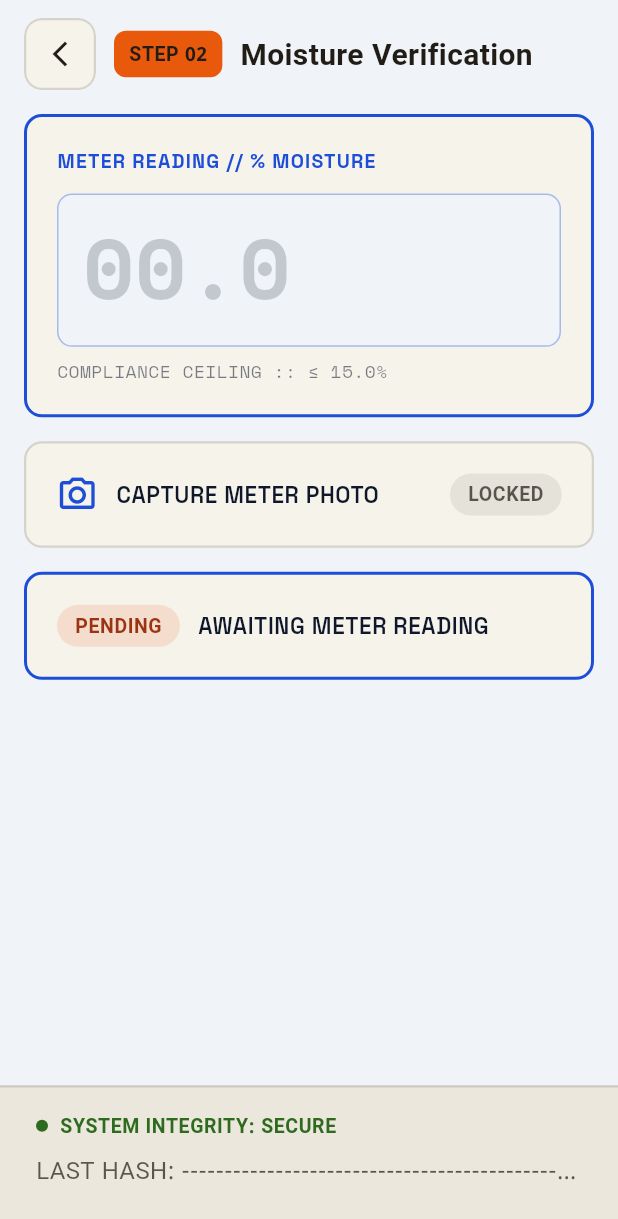
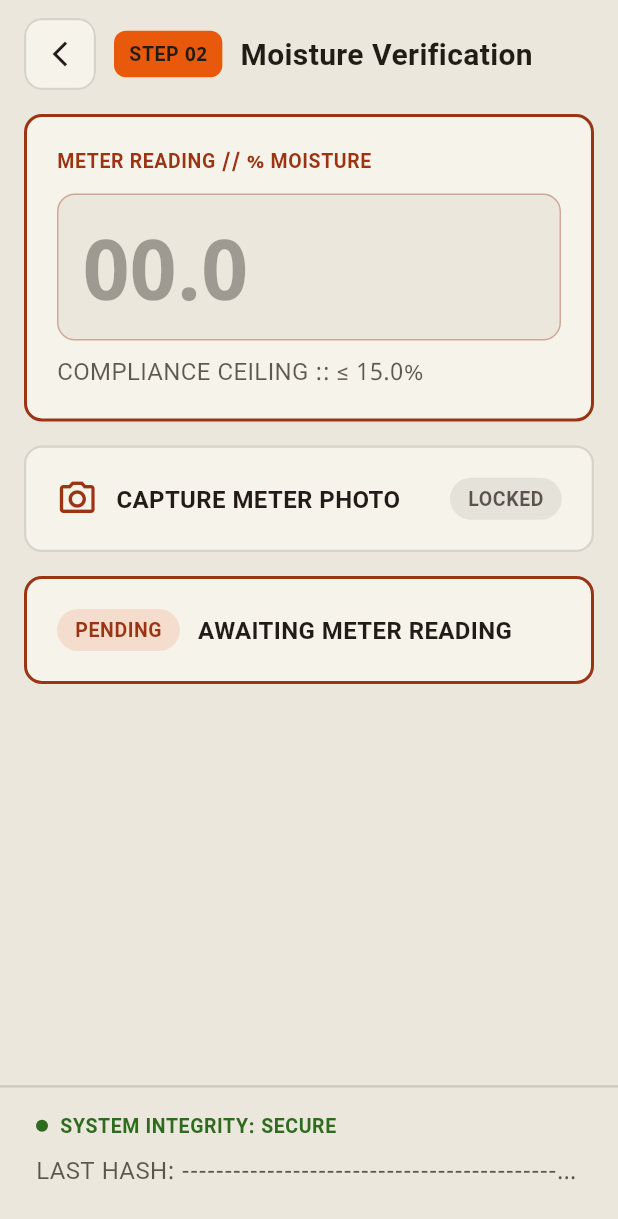
Before and after one commit to dhananjay1434/terrac, a Flutter app: the MoistureVerificationScreen screen opened directly, on a phone screen of 412 x 824 dp. Shown: the top 1219 px of the screen. Run offline on Flutter 3.47's test engine with Material 3 defaults, Android fonts, the phone set to English and light mode, and no system bars; our stand-ins replace camera, connectivity_plus, drift, flutter_riverpod, flutter_secure_storage, geolocator and 6 more; missing offline and left inert: cryptography, flutter_reactive_ble, freerasp, sqlcipher_flutter_libs, sqlite3 and 1 more; accounts and stored records are empty; generated files the repository leaves out were written again; statements that could not run were skipped; project files that could hold a hidden picture were left out.

Commit message:
feat(ui): migrate Moisture Verification (02) to India skin (T5 A2)
Paper surface; meter-reading input, status block, photo block, and severe-error
block all token-driven (compliant→success green, non-compliant→danger, pending→
orange accent). INITIATE PYROLYSIS is now a primary DmrvButton. Logic, semantic
identifiers (moisture-reading-input, capture-meter-photo-btn, moisture-status-
hud, moisture-error-message, initiate-pyrolysis-btn), and the persist/outbox
flow are unchanged. Gate: analyze 25/0, test 169/2.

Co-Authored-By: Claude Opus 4.8 (1M context) <noreply@anthropic.com>

```diff
--- a/lib/ui/screens/moisture_verification_screen.dart
+++ b/lib/ui/screens/moisture_verification_screen.dart
@@ -4,8 +4,9 @@ import 'package:flutter_riverpod/flutter_riverpod.dart';
 
 import '../../services/sync_queue_manager.dart';
 
-import '../design/app_theme.dart';
+import '../components/dmrv_button.dart';
 import '../design/premium_field_components.dart';
+import '../design/tokens.dart';
 import '../widgets/integrity_footer.dart';
 import '../../data/local/database_provider.dart';
 
@@ -18,7 +19,7 @@ import 'pyrolysis_screen.dart';
 import 'secure_camera_screen.dart';
 
 /// =============================================================================
-/// MoistureVerificationScreen
+/// MoistureVerificationScreen — India paper skin (tokens + Dmrv components)
 /// =============================================================================
 /// Workflow:
 ///   1. Operator types the meter reading.
@@ -26,8 +27,7 @@ import 'secure_camera_screen.dart';
 ///   3. Full-screen [SecureCameraScreen] opens, runs the anti-fraud pipeline,
 ///      and returns a [SecureCaptureResult].
 ///   4. We call [AppDatabase.insertBiomassSourcingWithOutbox], which atomically
-///      writes the BiomassSourcing row + a SyncOutbox event. The dashboard
-///      counter stream is wired to the outbox table and increments instantly.
+///      writes the BiomassSourcing row + a SyncOutbox event.
 ///   5. Once persisted, "INITIATE PYROLYSIS" renders.
 /// =============================================================================
 class MoistureVerificationScreen extends ConsumerStatefulWidget {
@@ -40,13 +40,6 @@ class MoistureVerificationScreen extends ConsumerStatefulWidget {
 
 class _MoistureVerificationScreenState
     extends ConsumerState<MoistureVerificationScreen> {
-  // ---------------------------------------------------------------------------
-  // Light-theme palette shared with sibling widgets in this file. Defined here
-  // so the visual rules ("Tactical Titanium") stay co-located with the screen.
-  // ---------------------------------------------------------------------------
-  static const Color _errorRed = Color(0xFFDC2626);
-  static const Color _errorRedSoftBg = Color(0xFFFEF2F2);
-
   late final TextEditingController _controller;
   bool _persisting = false;
   String? _persistError;
@@ -124,9 +117,6 @@ class _MoistureVerificationScreenState
       );
       ref.read(dashboardProvider.notifier).markBiomassVerified();
 
-      // The BiomassSourcing record natively contains the photo_path and uploads
-      // the media file automatically during the sync process.
-
       debugPrint(
         '[MoistureScreen] insertBiomassSourcingWithOutbox OK — '
         'sourcingUuid=$sourcingUuid batchUuid=$batchUuid '
@@ -142,11 +132,11 @@ class _MoistureVerificationScreenState
 
   @override
   Widget build(BuildContext context) {
+    final t = context.tokens;
     final s = ref.watch(moistureGateProvider);
     final notifier = ref.read(moistureGateProvider.notifier);
     final isNonCompliant = s.status == MoistureGateStatus.nonCompliant;
 
-    // Watch Drift for the presence of the photo evidence
     final hasEvidence = ref.watch(moistureEvidenceProvider).value ?? false;
     final canInitiatePyrolysis = s.isCompliant && hasEvidence;
     final String footerHash = hasEvidence
@@ -154,7 +144,7 @@ class _MoistureVerificationScreenState
         : '----------------------------------------------------------------';
 
     return Scaffold(
-      backgroundColor: AppTheme.tacticalTitanium,
+      backgroundColor: t.surface,
       body: SafeArea(
         bottom: false,
         child: Column(
@@ -166,7 +156,7 @@ class _MoistureVerificationScreenState
             ),
             Expanded(
               child: ListView(
-                padding: const EdgeInsets.fromLTRB(16, 4, 16, 16),
+                padding: EdgeInsets.fromLTRB(t.gapL, 4, t.gapL, t.gapL),
                 children: [
                   _MeterReadingBlock(
                     controller: _controller,
@@ -174,7 +164,7 @@ class _MoistureVerificationScreenState
                     status: s.status,
                     onChanged: notifier.updateReading,
                   ),
-                  const SizedBox(height: 16),
+                  SizedBox(height: t.gapL),
                   _PhotoBlock(
                     hasEvidence: hasEvidence,
                     persisting: _persisting,
@@ -182,37 +172,32 @@ class _MoistureVerificationScreenState
                     onTap: _launchSecureCapture,
                   ),
                   if (_persistError != null) ...[
-                    const SizedBox(height: 12),
+                    SizedBox(height: t.gapM),
                     Container(
-                      padding: const EdgeInsets.all(12),
+                      padding: EdgeInsets.all(t.gapM),
                       decoration: BoxDecoration(
-                        color: _errorRedSoftBg,
-                        borderRadius: BorderRadius.circular(12),
-                        border: Border.all(color: _errorRed, width: 1),
+                        color: t.dangerSurface,
+                        borderRadius: BorderRadius.circular(t.radiusM),
+                        border: Border.all(color: t.danger, width: 1),
                       ),
                       child: Text(
                         _persistError!,
-                        style: const TextStyle(
-                          fontFamily: 'SpaceMono',
-                          fontSize: 13,
-                          fontWeight: FontWeight.w400,
-                          color: _errorRed,
-                        ),
+                        style: t.metadata.copyWith(color: t.danger),
                       ),
                     ),
                   ],
-                  const SizedBox(height: 16),
+                  SizedBox(height: t.gapL),
                   _StatusBlock(state: s, hasEvidence: hasEvidence),
                   if (isNonCompliant) ...[
-                    const SizedBox(height: 16),
+                    SizedBox(height: t.gapL),
                     _SevereErrorBlock(message: s.errorMessage!),
                   ],
                   if (canInitiatePyrolysis) ...[
-                    const SizedBox(height: 24),
-                    PremiumFieldButton(
+                    SizedBox(height: t.gapXL),
+                    DmrvButton(
                       label: 'INITIATE PYROLYSIS',
                       testId: 'initiate-pyrolysis-btn',
-                      state: FieldButtonState.go,
+                      variant: DmrvButtonVariant.primary,
                       onPressed: () {
                         Navigator.of(context).push(
                           MaterialPageRoute<void>(
@@ -222,7 +207,7 @@ class _MoistureVerificationScreenState
                       },
                     ),
                   ],
-                  const SizedBox(height: 16),
+                  SizedBox(height: t.gapL),
                 ],
               ),
             ),
@@ -250,14 +235,13 @@ class _MeterReadingBlock extends StatelessWidget {
   final MoistureGateStatus status;
   final ValueChanged<String> onChanged;
 
-  static const Color _errorRed = Color(0xFFDC2626);
-
   @override
   Widget build(BuildContext context) {
+    final t = context.tokens;
     final Color accent = switch (status) {
-      MoistureGateStatus.compliant => AppTheme.yieldGold,
-      MoistureGateStatus.nonCompliant => _errorRed,
-      MoistureGateStatus.pending => AppTheme.cobaltShield,
+      MoistureGateStatus.compliant => t.success,
+      MoistureGateStatus.nonCompliant => t.danger,
+      MoistureGateStatus.pending => t.accentText,
     };
 
     return PremiumFieldPanel(
@@ -267,20 +251,14 @@ class _MeterReadingBlock extends StatelessWidget {
         children: [
           Text(
             'METER READING // % MOISTURE',
-            style: TextStyle(
-              fontFamily: 'SpaceGrotesk',
-              fontSize: 13,
-              fontWeight: FontWeight.w700,
-              letterSpacing: 0.8,
-              color: accent,
-            ),
+            style: t.chipLabel.copyWith(color: accent),
           ),
-          const SizedBox(height: 12),
+          SizedBox(height: t.gapM),
           Container(
             padding: const EdgeInsets.symmetric(horizontal: 16, vertical: 12),
             decoration: BoxDecoration(
-              color: AppTheme.tacticalTitanium,
-              borderRadius: BorderRadius.circular(10),
+              color: t.surface,
+              borderRadius: BorderRadius.circular(t.radiusM),
               border: Border.all(
                 color: accent.withValues(alpha: 0.35),
                 width: 1,
@@ -299,45 +277,29 @@ class _MeterReadingBlock extends StatelessWidget {
                 ],
                 onChanged: onChanged,
                 cursorColor: accent,
-                style: TextStyle(
-                  fontFamily: 'SpaceMono',
-                  fontSize: 56,
-                  fontWeight: FontWeight.w700,
-                  color: accent,
-                  height: 1.0,
-                ),
+                style: t.numericHero.copyWith(fontSize: 56, color: accent),
                 decoration: InputDecoration(
                   border: InputBorder.none,
                   isCollapsed: true,
                   contentPadding: const EdgeInsets.symmetric(vertical: 8),
                   hintText: '00.0',
-                  hintStyle: TextStyle(
-                    fontFamily: 'SpaceMono',
+                  hintStyle: t.numericHero.copyWith(
                     fontSize: 56,
-                    fontWeight: FontWeight.w700,
-                    color: AppTheme.armorSlate20,
-                    height: 1.0,
+                    color: t.textDisabled,
                   ),
                   suffixText: '%',
-                  suffixStyle: TextStyle(
-                    fontFamily: 'SpaceMono',
+                  suffixStyle: t.numericHero.copyWith(
                     fontSize: 32,
-                    fontWeight: FontWeight.w700,
                     color: accent,
                   ),
                 ),
               ),
             ),
           ),
-          const SizedBox(height: 8),
+          SizedBox(height: t.gapS),
           Text(
             'COMPLIANCE CEILING :: ≤ 15.0%',
-            style: TextStyle(
-              fontFamily: 'SpaceMono',
-              fontSize: 12,
-              fontWeight: FontWeight.w400,
-              color: AppTheme.armorSlate55,
-            ),
+            style: t.metadata.copyWith(color: t.textSecondary),
           ),
         ],
       ),
@@ -363,11 +325,10 @@ class _PhotoBlock extends StatelessWidget {
 
   @override
   Widget build(BuildContext context) {
+    final t = context.tokens;
     final bool captured = hasEvidence;
 
-    final Color iconColor = captured
-        ? AppTheme.yieldGold
-        : AppTheme.cobaltShield;
+    final Color iconColor = captured ? t.success : t.accentText;
     final IconData iconData = persisting
         ? Icons.hourglass_top
         : (captured ? Icons.verified : Icons.photo_camera_outlined);
@@ -391,23 +352,20 @@ class _PhotoBlock extends StatelessWidget {
             : null,
         behavior: HitTestBehavior.opaque,
         child: PremiumFieldPanel(
-          accentBorderColor: captured ? AppTheme.yieldGold : null,
+          accentBorderColor: captured ? t.success : null,
           child: Column(
             crossAxisAlignment: CrossAxisAlignment.start,
             children: [
               Row(
                 children: [
                   Icon(iconData, color: iconColor, size: 28),
-                  const SizedBox(width: 12),
+                  SizedBox(width: t.gapM),
                   Expanded(
                     child: Text(
                       label,
-                      style: const TextStyle(
-                        fontFamily: 'SpaceGrotesk',
-                        fontSize: 15,
-                        fontWeight: FontWeight.w600,
-                        letterSpacing: 0.4,
-                        color: AppTheme.armorSlate,
+                      style: t.metadata.copyWith(
+                        color: t.textPrimary,
+                        fontWeight: FontWeight.w700,
                       ),
                     ),
                   ),
@@ -429,16 +387,10 @@ class _PhotoBlock extends StatelessWidget {
                 ],
               ),
               if (captured) ...[
-                const SizedBox(height: 8),
+                SizedBox(height: t.gapS),
                 Text(
                   'OUTBOX: COMMITTED (DECOUPLED)',
-                  style: TextStyle(
-                    fontFamily: 'SpaceGrotesk',
-                    fontSize: 12,
-                    fontWeight: FontWeight.w700,
-                    letterSpacing: 0.8,
-                    color: AppTheme.yieldGold,
-                  ),
+                  style: t.chipLabel.copyWith(color: t.success),
                 ),
               ],
             ],
@@ -458,14 +410,13 @@ class _StatusBlock extends StatelessWidget {
   final MoistureGateState state;
   final bool hasEvidence;
 
-  static const Color _errorRed = Color(0xFFDC2626);
-
   @override
   Widget build(BuildContext context) {
+    final t = context.tokens;
     final Color accent = switch (state.status) {
-      MoistureGateStatus.compliant => AppTheme.yieldGold,
-      MoistureGateStatus.nonCompliant => _errorRed,
-      MoistureGateStatus.pending => AppTheme.cobaltShield,
+      MoistureGateStatus.compliant => t.success,
+      MoistureGateStatus.nonCompliant => t.danger,
+      MoistureGateStatus.pending => t.accentText,
     };
 
     final PremiumChipStatus chipStatus = switch (state.status) {
@@ -495,18 +446,15 @@ class _StatusBlock extends StatelessWidget {
       child: Row(
         children: [
           PremiumStatusChip(label: chipLabel, status: chipStatus),
-          const SizedBox(width: 12),
+          SizedBox(width: t.gapM),
           Expanded(
             child: Semantics(
               identifier: 'moisture-status-hud',
               child: Text(
                 label,
-                style: const TextStyle(
-                  fontFamily: 'SpaceGrotesk',
-                  fontSize: 15,
-                  fontWeight: FontWeight.w600,
-                  letterSpacing: 0.4,
-                  color: AppTheme.armorSlate,
+                style: t.metadata.copyWith(
+                  color: t.textPrimary,
+                  fontWeight: FontWeight.w700,
                 ),
               ),
             ),
@@ -525,59 +473,44 @@ class _SevereErrorBlock extends StatelessWidget {
   const _SevereErrorBlock({required this.message});
   final String message;
 
-  static const Color _errorRed = Color(0xFFDC2626);
-  static const Color _errorRedSoftBg = Color(0xFFFEF2F2);
-
   @override
   Widget build(BuildContext context) {
+    final t = context.tokens;
     return Container(
-      padding: const EdgeInsets.all(20),
+      padding: EdgeInsets.all(t.gapL),
       decoration: BoxDecoration(
-        color: _errorRedSoftBg,
-        borderRadius: BorderRadius.circular(12),
-        border: Border.all(color: _errorRed, width: 2),
+        color: t.dangerSurface,
+        borderRadius: BorderRadius.circular(t.radiusM),
+        border: Border.all(color: t.danger, width: 2),
       ),
       child: Row(
         crossAxisAlignment: CrossAxisAlignment.start,
         children: [
-          const Icon(Icons.report, color: _errorRed, size: 36),
-          const SizedBox(width: 12),
+          Icon(Icons.report, color: t.danger, size: 36),
+          SizedBox(width: t.gapM),
           Expanded(
             child: Column(
               crossAxisAlignment: CrossAxisAlignment.start,
               children: [
-                const Text(
+                Text(
                   'NON-COMPLIANT // WORKFLOW LOCKED',
-                  style: TextStyle(
-                    fontFamily: 'SpaceGrotesk',
-                    fontSize: 18,
-                    fontWeight: FontWeight.w700,
-                    letterSpacing: 0.5,
-                    color: _errorRed,
-                  ),
+                  style: t.blockHeader.copyWith(color: t.danger),
                 ),
-                const SizedBox(height: 8),
+                SizedBox(height: t.gapS),
                 Semantics(
                   identifier: 'moisture-error-message',
                   child: Text(
                     message,
-                    style: const TextStyle(
-                      fontFamily: 'SpaceGrotesk',
+                    style: t.numericMedium.copyWith(
                       fontSize: 22,
-                      fontWeight: FontWeight.w700,
-                      color: _errorRed,
+                      color: t.danger,
                     ),
                   ),
                 ),
-                const SizedBox(height: 8),
-                const Text(
+                SizedBox(height: t.gapS),
+                Text(
                   'Continue air-drying the biomass. Re-measure once moisture\ndrops to or below 15.0%.',
-                  style: TextStyle(
-                    fontFamily: 'SpaceMono',
-                    fontSize: 13,
-                    fontWeight: FontWeight.w400,
-                    color: AppTheme.armorSlate,
-                  ),
+                  style: t.metadata.copyWith(color: t.textSecondary),
                 ),
               ],
             ),
```
